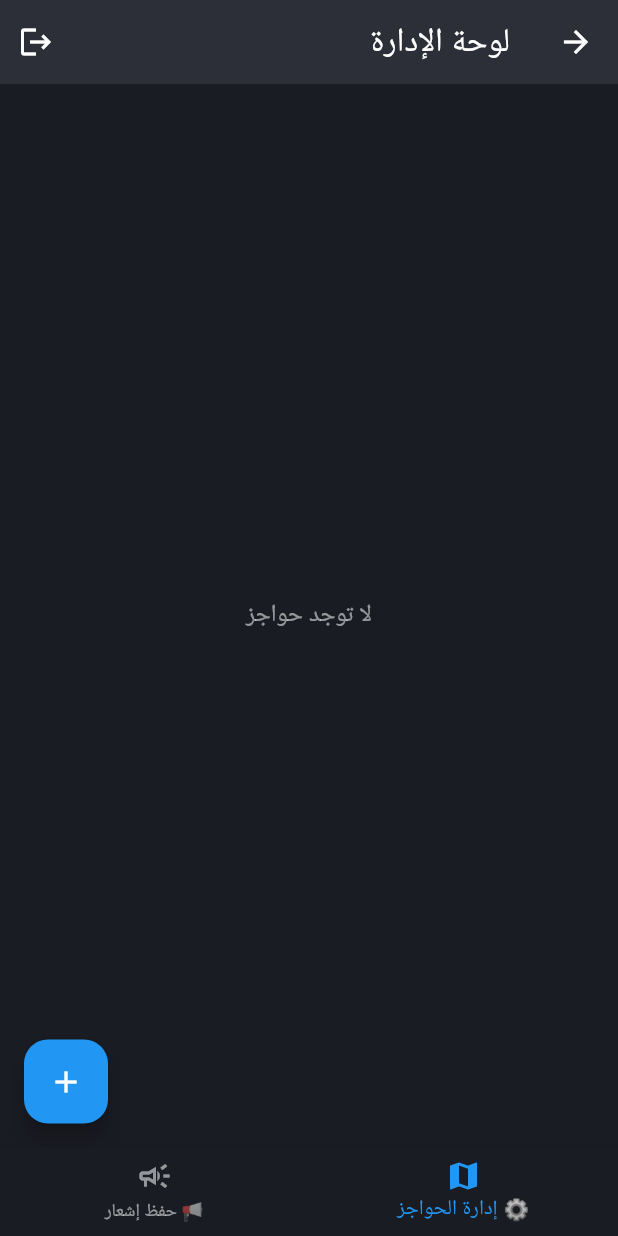
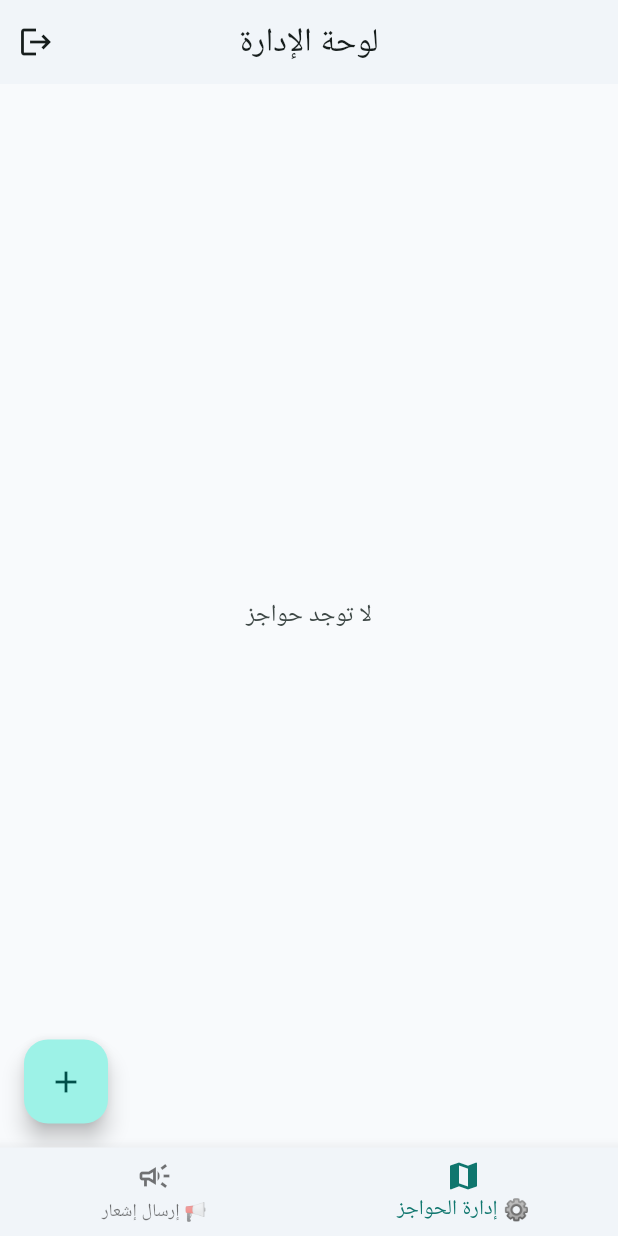
Before and after one commit to RawandM-odeh/pal48checkpoints, a Flutter app: the AdminScreen screen opened directly, on a phone screen of 412 x 824 dp. Run offline on Flutter 3.47's test engine with Material 3 defaults, Android fonts, the phone set to English and light mode, and no system bars; our stand-ins replace cloud_firestore, firebase_auth, firebase_core, firebase_messaging, flutter_local_notifications, flutter_map and 4 more; missing offline and left inert: dart:html; accounts and stored records are empty.

Commit message:
fixed some things in the admin mode

```diff
--- a/lib/screens/admin/admin_screen.dart
+++ b/lib/screens/admin/admin_screen.dart
@@ -1,15 +1,9 @@
 import 'package:flutter/material.dart';
 
 import '../../services/auth_service.dart';
+import '../../theme/app_theme.dart';
 import 'checkpoints_tab.dart';
 import 'send_notification_tab.dart';
-
-//dark mode
-abstract final class _AdminTheme {
-  static const Color pageBg = Color(0xFF1A1C23);
-  static const Color surface = Color(0xFF2C2F38);
-  static const Color primaryBlue = Color(0xFF2196F3);
-}
 
 class AdminScreen extends StatefulWidget {
   const AdminScreen({super.key});
@@ -26,71 +20,25 @@ class _AdminScreenState extends State<AdminScreen> {
     SendNotificationTab(),
   ];
 
-  ThemeData _adminDarkTheme() {
-    final ColorScheme scheme = ColorScheme.fromSeed(
-      seedColor: _AdminTheme.primaryBlue,
-      brightness: Brightness.dark,
-      surface: _AdminTheme.surface,
-    );
-    return ThemeData(
-      useMaterial3: true,
-      brightness: Brightness.dark,
-      scaffoldBackgroundColor: _AdminTheme.pageBg,
-      colorScheme: scheme.copyWith(
-        surface: _AdminTheme.surface,
-        primary: _AdminTheme.primaryBlue,
-        onSurface: Colors.white,
-      ),
-      appBarTheme: const AppBarTheme(
-        backgroundColor: _AdminTheme.surface,
-        foregroundColor: Colors.white,
-        elevation: 0,
-      ),
-      floatingActionButtonTheme: const FloatingActionButtonThemeData(
-        backgroundColor: _AdminTheme.primaryBlue,
-        foregroundColor: Colors.white,
-      ),
-      bottomNavigationBarTheme: const BottomNavigationBarThemeData(
-        backgroundColor: _AdminTheme.pageBg,
-        selectedItemColor: _AdminTheme.primaryBlue,
-        unselectedItemColor: Colors.white54,
-        type: BottomNavigationBarType.fixed,
-      ),
-      inputDecorationTheme: InputDecorationTheme(
-        filled: true,
-        fillColor: _AdminTheme.surface,
-        labelStyle: const TextStyle(color: Colors.white70),
-        hintStyle: TextStyle(color: Colors.white.withValues(alpha: 0.45)),
-        border: OutlineInputBorder(
-          borderRadius: BorderRadius.circular(8),
-          borderSide: BorderSide(color: Colors.white.withValues(alpha: 0.22)),
-        ),
-        enabledBorder: OutlineInputBorder(
-          borderRadius: BorderRadius.circular(8),
-          borderSide: BorderSide(color: Colors.white.withValues(alpha: 0.22)),
-        ),
-        focusedBorder: OutlineInputBorder(
-          borderRadius: BorderRadius.circular(8),
-          borderSide: const BorderSide(
-            color: _AdminTheme.primaryBlue,
-            width: 2,
-          ),
-        ),
-      ),
-    );
-  }
-
   @override
   Widget build(BuildContext context) {
     final AuthService authService = AuthService();
 
     return Theme(
-      data: _adminDarkTheme(),
+      data: CheckpointTheme.light(),
       child: Directionality(
         textDirection: TextDirection.rtl,
         child: Scaffold(
           appBar: AppBar(
-            title: const Text('لوحة الإدارة'),
+            automaticallyImplyLeading: false,
+            leading: _currentIndex == 1
+                ? BackButton(
+                    onPressed: () => setState(() => _currentIndex = 0),
+                  )
+                : null,
+            title: Text(
+              _currentIndex == 1 ? 'إرسال إشعار' : 'لوحة الإدارة',
+            ),
             actions: <Widget>[
               IconButton(
                 onPressed: authService.signOut,
@@ -112,7 +60,7 @@ class _AdminScreenState extends State<AdminScreen> {
               BottomNavigationBarItem(
                 icon: Icon(Icons.campaign_outlined),
                 activeIcon: Icon(Icons.campaign),
-                label: '📢 حفظ إشعار',
+                label: '📢 إرسال إشعار',
               ),
             ],
           ),
--- a/lib/screens/admin/checkpoints_tab.dart
+++ b/lib/screens/admin/checkpoints_tab.dart
@@ -18,7 +18,10 @@ List<String> _distinctCheckpointCities(List<Checkpoint> items) {
     }
   }
   final List<String> list = set.toList(growable: false);
-  list.sort((String a, String b) => a.toLowerCase().compareTo(b.toLowerCase()));
+  list.sort(
+    (String a, String b) =>
+        cityDisplayNameAr(a).compareTo(cityDisplayNameAr(b)),
+  );
   return list;
 }
 
@@ -195,7 +198,7 @@ class _CheckpointsTabState extends State<CheckpointsTab> {
               child: Text(
                 'لا توجد حواجز',
                 style: theme.textTheme.titleMedium?.copyWith(
-                  color: Colors.white54,
+                  color: theme.colorScheme.onSurfaceVariant,
                 ),
               ),
             );
@@ -225,7 +228,7 @@ class _CheckpointsTabState extends State<CheckpointsTab> {
                             Icon(
                               Icons.location_city_outlined,
                               size: 22,
-                              color: Colors.white.withValues(alpha: 0.85),
+                              color: theme.colorScheme.onSurfaceVariant,
                             ),
                             const SizedBox(width: 8),
                             Expanded(
@@ -244,7 +247,7 @@ class _CheckpointsTabState extends State<CheckpointsTab> {
                                           DropdownMenuItem<String?>(
                                         value: city,
                                         child: Text(
-                                          city,
+                                          cityDisplayNameAr(city),
                                           textAlign: TextAlign.right,
                                         ),
                                       ),
@@ -265,23 +268,13 @@ class _CheckpointsTabState extends State<CheckpointsTab> {
                         controller: _searchCtrl,
                         textAlign: TextAlign.right,
                         textDirection: TextDirection.rtl,
-                        style: theme.textTheme.bodyMedium?.copyWith(
-                          color: Colors.white.withValues(alpha: 0.95),
-                        ),
                         decoration: InputDecoration(
                           labelText: 'بحث',
                           hintText: 'اسم الحاجز، المعرّف، المدينة…',
-                          hintStyle: TextStyle(
-                            color: Colors.white.withValues(alpha: 0.35),
-                          ),
-                          labelStyle: TextStyle(
-                            color: Colors.white.withValues(alpha: 0.75),
-                          ),
-                          floatingLabelBehavior: FloatingLabelBehavior.auto,
                           isDense: true,
                           prefixIcon: Icon(
                             Icons.search_rounded,
-                            color: Colors.white.withValues(alpha: 0.65),
+                            color: theme.colorScheme.onSurfaceVariant,
                             size: 22,
                           ),
                           suffixIcon: _searchCtrl.text.isEmpty
@@ -290,9 +283,7 @@ class _CheckpointsTabState extends State<CheckpointsTab> {
                                   tooltip: 'مسح',
                                   icon: Icon(
                                     Icons.clear_rounded,
-                                    color: Colors.white.withValues(
-                                      alpha: 0.55,
-                                    ),
+                                    color: theme.colorScheme.onSurfaceVariant,
                                     size: 20,
                                   ),
                                   onPressed: () {
@@ -300,20 +291,6 @@ class _CheckpointsTabState extends State<CheckpointsTab> {
                                     setState(() {});
                                   },
                                 ),
-                          border: const OutlineInputBorder(),
-                          enabledBorder: OutlineInputBorder(
-                            borderSide: BorderSide(
-                              color: Colors.white.withValues(alpha: 0.28),
-                            ),
-                          ),
-                          focusedBorder: OutlineInputBorder(
-                            borderSide: BorderSide(
-                              color: theme.colorScheme.primary,
-                              width: 1.5,
-                            ),
-                          ),
-                          filled: true,
-                          fillColor: Colors.white.withValues(alpha: 0.06),
                           contentPadding: const EdgeInsets.symmetric(
                             horizontal: 8,
                             vertical: 10,
@@ -331,7 +308,7 @@ class _CheckpointsTabState extends State<CheckpointsTab> {
                         child: Text(
                           _emptyFilteredMessage(),
                           style: theme.textTheme.titleMedium?.copyWith(
-                            color: Colors.white54,
+                            color: theme.colorScheme.onSurfaceVariant,
                           ),
                           textAlign: TextAlign.center,
                         ),
@@ -351,8 +328,7 @@ class _CheckpointsTabState extends State<CheckpointsTab> {
                           final Checkpoint c = filtered[index];
                           return CheckpointCard(
                             checkpoint: c,
-                            appearance:
-                                CheckpointCardAppearance.darkUserLike,
+                            appearance: CheckpointCardAppearance.light,
                             onStatusBadgeTap: (String direction) =>
                                 _onBadgeTap(context, c, direction),
                             onCardTap: () => _openDetail(context, c),
@@ -737,14 +713,6 @@ class _AddCheckpointDialogState extends State<_AddCheckpointDialog> {
                       ),
                     ),
                   ),
-                  const SizedBox(height: 8),
-                  Text(
-                    'priority = 1، type = main_checkpoint تلقائياً.',
-                    style: theme.textTheme.bodySmall?.copyWith(
-                      color: theme.colorScheme.onSurfaceVariant,
-                    ),
-                    textAlign: TextAlign.right,
-                  ),
                 ],
               ),
             ),
@@ -1080,7 +1048,7 @@ class _EditCheckpointDialogState extends State<_EditCheckpointDialog> {
                                               DropdownMenuItem<String>(
                                             value: city,
                                             child: Text(
-                                              city,
+                                              cityDisplayNameAr(city),
                                               textAlign: TextAlign.right,
                                               overflow: TextOverflow.ellipsis,
                                             ),
--- a/lib/screens/admin/send_notification_tab.dart
+++ b/lib/screens/admin/send_notification_tab.dart
@@ -39,7 +39,7 @@ class _SendNotificationTabState extends State<SendNotificationTab> {
       ScaffoldMessenger.of(context).showSnackBar(
         const SnackBar(
           content: Text(
-            'تم حفظ الإشعار — سيظهر للمستخدمين في تبويب الإشعارات داخل التطبيق',
+            'تم إرسال الإشعار — سيظهر للمستخدمين في تبويب الإشعارات داخل التطبيق',
           ),
         ),
       );
@@ -50,7 +50,7 @@ class _SendNotificationTabState extends State<SendNotificationTab> {
         return;
       }
       ScaffoldMessenger.of(context).showSnackBar(
-        SnackBar(content: Text('فشل الحفظ: $e')),
+        SnackBar(content: Text('فشل الإرسال: $e')),
       );
     } finally {
       if (mounted) {
@@ -71,13 +71,13 @@ class _SendNotificationTabState extends State<SendNotificationTab> {
             crossAxisAlignment: CrossAxisAlignment.stretch,
             children: <Widget>[
               Text(
-                'حفظ إشعار للمستخدمين',
+                'إرسال إشعار للمستخدمين',
                 style: theme.textTheme.titleLarge,
                 textAlign: TextAlign.right,
               ),
               const SizedBox(height: 8),
               Text(
-                'يُحفظ في السحابة ويُعرَض داخل التطبيق فقط (بدون إشعار نظام للهاتف).',
+                'يُرسل إلى السحابة ويُعرَض داخل التطبيق فقط (بدون إشعار نظام للهاتف).',
                 style: theme.textTheme.bodySmall?.copyWith(
                   color: theme.colorScheme.onSurface.withValues(alpha: 0.65),
                 ),
@@ -125,8 +125,8 @@ class _SendNotificationTabState extends State<SendNotificationTab> {
                           color: Theme.of(context).colorScheme.onPrimary,
                         ),
                       )
-                    : const Icon(Icons.save_alt_rounded),
-                label: Text(_saving ? 'جاري الحفظ...' : 'حفظ الإشعار'),
+                    : const Icon(Icons.send_rounded),
+                label: Text(_saving ? 'جاري الإرسال...' : 'إرسال الإشعار'),
               ),
             ],
           ),
```
